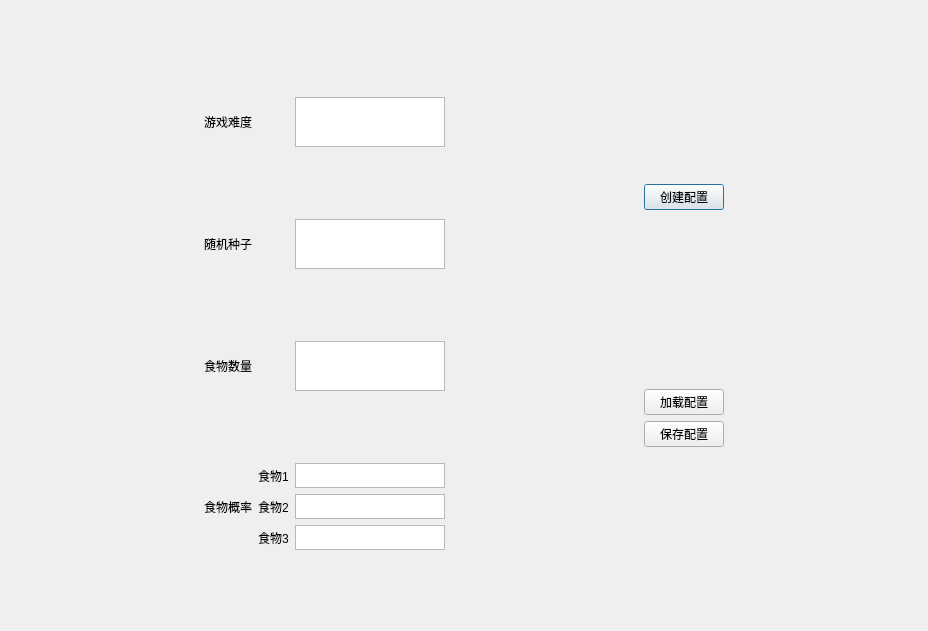
Old version of the form configeditor.ui in the repository UbeCc/SnakeFoP.
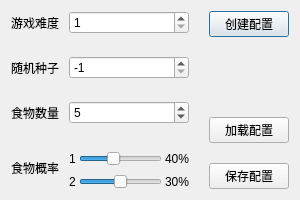
New version of the form.

Commit message: Rewrite UI logic

Diff of the .ui file:
```diff
--- a/configeditor.ui
+++ b/configeditor.ui
@@ -6,304 +6,203 @@
    <rect>
     <x>0</x>
     <y>0</y>
-    <width>928</width>
-    <height>631</height>
+    <width>300</width>
+    <height>200</height>
    </rect>
   </property>
+  <property name="minimumSize">
+   <size>
+    <width>300</width>
+    <height>200</height>
+   </size>
+  </property>
+  <property name="maximumSize">
+   <size>
+    <width>300</width>
+    <height>200</height>
+   </size>
+  </property>
   <property name="windowTitle">
    <string>配置编辑器</string>
   </property>
   <property name="modal">
    <bool>true</bool>
   </property>
-  <layout class="QHBoxLayout" name="horizontalLayout_2">
+  <layout class="QHBoxLayout" name="horizontalLayout">
+   <property name="spacing">
+    <number>20</number>
+   </property>
    <item>
-    <spacer name="horizontalSpacer">
-     <property name="orientation">
-      <enum>Qt::Horizontal</enum>
+    <layout class="QGridLayout" name="gridLayout">
+     <property name="spacing">
+      <number>10</number>
      </property>
-     <property name="sizeHint" stdset="0">
-      <size>
-       <width>40</width>
-       <height>20</height>
-      </size>
-     </property>
-    </spacer>
-   </item>
-   <item>
-    <layout class="QVBoxLayout" name="verticalLayout">
-     <item>
+     <item row="6" column="0">
+      <widget class="QLabel" name="label_4">
+       <property name="sizePolicy">
+        <sizepolicy hsizetype="Preferred" vsizetype="Preferred">
+         <horstretch>0</horstretch>
+         <verstretch>0</verstretch>
+        </sizepolicy>
+       </property>
+       <property name="minimumSize">
+        <size>
+         <width>0</width>
+         <height>0</height>
+        </size>
+       </property>
+       <property name="baseSize">
+        <size>
+         <width>0</width>
+         <height>0</height>
+        </size>
+       </property>
+       <property name="text">
+        <string>食物概率</string>
+       </property>
+      </widget>
+     </item>
+     <item row="6" column="1">
+      <layout class="QGridLayout" name="gridLayout_2">
+       <property name="topMargin">
+        <number>5</number>
+       </property>
+       <property name="bottomMargin">
+        <number>0</number>
+       </property>
+       <property name="horizontalSpacing">
+        <number>3</number>
+       </property>
+       <property name="verticalSpacing">
+        <number>8</number>
+       </property>
+       <item row="0" column="1">
+        <widget class="QSlider" name="FoodProbability1">
+         <property name="maximum">
+          <number>100</number>
+         </property>
+         <property name="value">
+          <number>40</number>
+         </property>
+         <property name="orientation">
+          <enum>Qt::Horizontal</enum>
+         </property>
+        </widget>
+       </item>
+       <item row="0" column="0">
+        <widget class="QLabel" name="label_5">
+         <property name="text">
+          <string>1</string>
+         </property>
+        </widget>
+       </item>
+       <item row="1" column="0">
+        <widget class="QLabel" name="label_6">
+         <property name="text">
+          <string>2</string>
+         </property>
+        </widget>
+       </item>
+       <item row="0" column="2">
+        <widget class="QLabel" name="FoodProbability1Label">
+         <property name="text">
+          <string>40%</string>
+         </property>
+        </widget>
+       </item>
+       <item row="1" column="2">
+        <widget class="QLabel" name="FoodProbability2Label">
+         <property name="text">
+          <string>30%</string>
+         </property>
+        </widget>
+       </item>
+       <item row="1" column="1">
+        <widget class="QSlider" name="FoodProbability2">
+         <property name="maximum">
+          <number>60</number>
+         </property>
+         <property name="value">
+          <number>30</number>
+         </property>
+         <property name="orientation">
+          <enum>Qt::Horizontal</enum>
+         </property>
+        </widget>
+       </item>
+      </layout>
+     </item>
+     <item row="2" column="0">
+      <widget class="QLabel" name="label">
+       <property name="text">
+        <string>随机种子</string>
+       </property>
+      </widget>
+     </item>
+     <item row="5" column="1">
       <spacer name="verticalSpacer">
        <property name="orientation">
         <enum>Qt::Vertical</enum>
        </property>
-       <property name="sizeType">
-        <enum>QSizePolicy::Minimum</enum>
-       </property>
        <property name="sizeHint" stdset="0">
         <size>
          <width>20</width>
-         <height>20</height>
+         <height>40</height>
         </size>
        </property>
       </spacer>
      </item>
-     <item>
-      <layout class="QVBoxLayout" name="verticalLayout_2">
-       <item>
-        <layout class="QHBoxLayout" name="horizontalLayout_3">
-         <item>
-          <widget class="QLabel" name="label_3">
-           <property name="text">
-            <string>游戏难度</string>
-           </property>
-          </widget>
-         </item>
-         <item>
-          <widget class="QTextEdit" name="LevelText">
-           <property name="sizePolicy">
-            <sizepolicy hsizetype="Fixed" vsizetype="Fixed">
-             <horstretch>0</horstretch>
-             <verstretch>0</verstretch>
-            </sizepolicy>
-           </property>
-           <property name="minimumSize">
-            <size>
-             <width>150</width>
-             <height>50</height>
-            </size>
-           </property>
-           <property name="maximumSize">
-            <size>
-             <width>150</width>
-             <height>50</height>
-            </size>
-           </property>
-          </widget>
-         </item>
-        </layout>
-       </item>
-      </layout>
+     <item row="0" column="1">
+      <widget class="QSpinBox" name="Level">
+       <property name="minimum">
+        <number>1</number>
+       </property>
+       <property name="maximum">
+        <number>30</number>
+       </property>
+      </widget>
      </item>
-     <item>
-      <layout class="QVBoxLayout" name="verticalLayout_3">
-       <item>
-        <layout class="QHBoxLayout" name="horizontalLayout_4">
-         <item>
-          <widget class="QLabel" name="label">
-           <property name="text">
-            <string>随机种子</string>
-           </property>
-          </widget>
-         </item>
-         <item>
-          <widget class="QTextEdit" name="SeedText">
-           <property name="sizePolicy">
-            <sizepolicy hsizetype="Fixed" vsizetype="Fixed">
-             <horstretch>0</horstretch>
-             <verstretch>0</verstretch>
-            </sizepolicy>
-           </property>
-           <property name="minimumSize">
-            <size>
-             <width>150</width>
-             <height>50</height>
-            </size>
-           </property>
-           <property name="maximumSize">
-            <size>
-             <width>150</width>
-             <height>50</height>
-            </size>
-           </property>
-          </widget>
-         </item>
-        </layout>
-       </item>
-      </layout>
+     <item row="4" column="0">
+      <widget class="QLabel" name="label_2">
+       <property name="text">
+        <string>食物数量</string>
+       </property>
+      </widget>
      </item>
-     <item>
-      <layout class="QVBoxLayout" name="verticalLayout_4">
-       <item>
-        <layout class="QHBoxLayout" name="horizontalLayout_5">
-         <item>
-          <widget class="QLabel" name="label_2">
-           <property name="text">
-            <string>食物数量</string>
-           </property>
-          </widget>
-         </item>
-         <item>
-          <widget class="QTextEdit" name="FoodNumText">
-           <property name="sizePolicy">
-            <sizepolicy hsizetype="Fixed" vsizetype="Fixed">
-             <horstretch>0</horstretch>
-             <verstretch>0</verstretch>
-            </sizepolicy>
-           </property>
-           <property name="minimumSize">
-            <size>
-             <width>150</width>
-             <height>50</height>
-            </size>
-           </property>
-           <property name="maximumSize">
-            <size>
-             <width>150</width>
-             <height>50</height>
-            </size>
-           </property>
-          </widget>
-         </item>
-        </layout>
-       </item>
-      </layout>
+     <item row="4" column="1">
+      <widget class="QSpinBox" name="FoodCount">
+       <property name="minimum">
+        <number>1</number>
+       </property>
+       <property name="maximum">
+        <number>25</number>
+       </property>
+       <property name="value">
+        <number>5</number>
+       </property>
+      </widget>
      </item>
-     <item>
-      <layout class="QVBoxLayout" name="verticalLayout_5">
-       <property name="sizeConstraint">
-        <enum>QLayout::SetFixedSize</enum>
+     <item row="2" column="1">
+      <widget class="QSpinBox" name="RandomSeed">
+       <property name="minimum">
+        <number>-1</number>
        </property>
-       <item>
-        <layout class="QHBoxLayout" name="horizontalLayout_6">
-         <item>
-          <widget class="QLabel" name="label_4">
-           <property name="text">
-            <string>食物概率</string>
-           </property>
-          </widget>
-         </item>
-         <item>
-          <layout class="QVBoxLayout" name="verticalLayout_6">
-           <item>
-            <layout class="QHBoxLayout" name="horizontalLayout_7">
-             <property name="sizeConstraint">
-              <enum>QLayout::SetFixedSize</enum>
-             </property>
-             <item>
-              <widget class="QLabel" name="label_5">
-               <property name="text">
-                <string>食物1</string>
-               </property>
-              </widget>
-             </item>
-             <item>
-              <widget class="QTextEdit" name="Food1Text">
-               <property name="sizePolicy">
-                <sizepolicy hsizetype="Fixed" vsizetype="Fixed">
-                 <horstretch>0</horstretch>
-                 <verstretch>0</verstretch>
-                </sizepolicy>
-               </property>
-               <property name="minimumSize">
-                <size>
-                 <width>100</width>
-                 <height>25</height>
-                </size>
-               </property>
-               <property name="maximumSize">
-                <size>
-                 <width>150</width>
-                 <height>25</height>
-                </size>
-               </property>
-              </widget>
-             </item>
-            </layout>
-           </item>
-           <item>
-            <layout class="QHBoxLayout" name="horizontalLayout_9">
-             <property name="sizeConstraint">
-              <enum>QLayout::SetFixedSize</enum>
-             </property>
-             <item>
-              <widget class="QLabel" name="label_7">
-               <property name="text">
-                <string>食物2</string>
-               </property>
-              </widget>
-             </item>
-             <item>
-              <widget class="QTextEdit" name="Food2Text">
-               <property name="sizePolicy">
-                <sizepolicy hsizetype="Fixed" vsizetype="Fixed">
-                 <horstretch>0</horstretch>
-                 <verstretch>0</verstretch>
-                </sizepolicy>
-               </property>
-               <property name="minimumSize">
-                <size>
-                 <width>150</width>
-                 <height>25</height>
-                </size>
-               </property>
-               <property name="maximumSize">
-                <size>
-                 <width>150</width>
-                 <height>25</height>
-                </size>
-               </property>
-              </widget>
-             </item>
-            </layout>
-           </item>
-           <item>
-            <layout class="QHBoxLayout" name="horizontalLayout_8">
-             <item>
-              <widget class="QLabel" name="label_6">
-               <property name="text">
-                <string>食物3</string>
-               </property>
-              </widget>
-             </item>
-             <item>
-              <widget class="QTextEdit" name="Food3Text">
-               <property name="sizePolicy">
-                <sizepolicy hsizetype="Fixed" vsizetype="Fixed">
-                 <horstretch>0</horstretch>
-                 <verstretch>0</verstretch>
-                </sizepolicy>
-               </property>
-               <property name="minimumSize">
-                <size>
-                 <width>150</width>
-                 <height>25</height>
-                </size>
-               </property>
-               <property name="maximumSize">
-                <size>
-                 <width>150</width>
-                 <height>25</height>
-                </size>
-               </property>
-              </widget>
-             </item>
-            </layout>
-           </item>
-          </layout>
-         </item>
-        </layout>
-       </item>
-      </layout>
+       <property name="maximum">
+        <number>2147483647</number>
+       </property>
+       <property name="value">
+        <number>-1</number>
+       </property>
+      </widget>
      </item>
-    </layout>
-   </item>
-   <item>
-    <spacer name="horizontalSpacer_3">
-     <property name="orientation">
-      <enum>Qt::Horizontal</enum>
-     </property>
-     <property name="sizeHint" stdset="0">
-      <size>
-       <width>40</width>
-       <height>20</height>
-      </size>
-     </property>
-    </spacer>
-   </item>
-   <item>
-    <layout class="QVBoxLayout" name="verticalLayout_7">
-     <item>
+     <item row="0" column="0">
+      <widget class="QLabel" name="label_3">
+       <property name="text">
+        <string>游戏难度</string>
+       </property>
+      </widget>
+     </item>
+     <item row="3" column="1">
       <spacer name="verticalSpacer_2">
        <property name="orientation">
         <enum>Qt::Vertical</enum>
@@ -316,6 +215,23 @@
        </property>
       </spacer>
      </item>
+     <item row="1" column="1">
+      <spacer name="verticalSpacer_3">
+       <property name="orientation">
+        <enum>Qt::Vertical</enum>
+       </property>
+       <property name="sizeHint" stdset="0">
+        <size>
+         <width>20</width>
+         <height>40</height>
+        </size>
+       </property>
+      </spacer>
+     </item>
+    </layout>
+   </item>
+   <item>
+    <layout class="QVBoxLayout" name="verticalLayout">
      <item>
       <widget class="QPushButton" name="CreateButton">
        <property name="text">
@@ -328,6 +244,9 @@
        <property name="orientation">
         <enum>Qt::Vertical</enum>
        </property>
+       <property name="sizeType">
+        <enum>QSizePolicy::Expanding</enum>
+       </property>
        <property name="sizeHint" stdset="0">
         <size>
          <width>20</width>
@@ -350,34 +269,8 @@
        </property>
       </widget>
      </item>
-     <item>
-      <spacer name="verticalSpacer_3">
-       <property name="orientation">
-        <enum>Qt::Vertical</enum>
-       </property>
-       <property name="sizeHint" stdset="0">
-        <size>
-         <width>20</width>
-         <height>40</height>
-        </size>
-       </property>
-      </spacer>
-     </item>
     </layout>
    </item>
-   <item>
-    <spacer name="horizontalSpacer_2">
-     <property name="orientation">
-      <enum>Qt::Horizontal</enum>
-     </property>
-     <property name="sizeHint" stdset="0">
-      <size>
-       <width>40</width>
-       <height>20</height>
-      </size>
-     </property>
-    </spacer>
-   </item>
   </layout>
  </widget>
  <resources/>
```
The commit also changes 4 other files.
